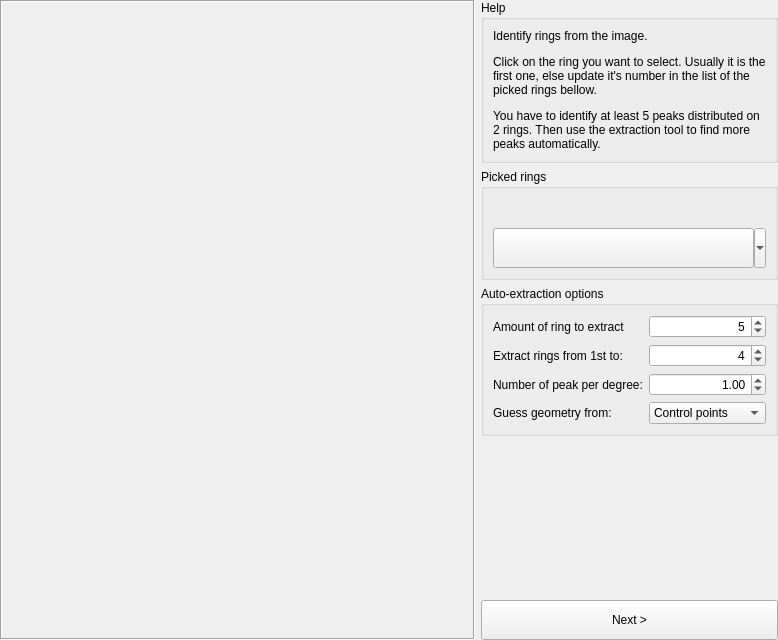
Old version of the form pyFAI/resources/gui/calibration-peakpicking.ui in the repository silx-kit/pyFAI.
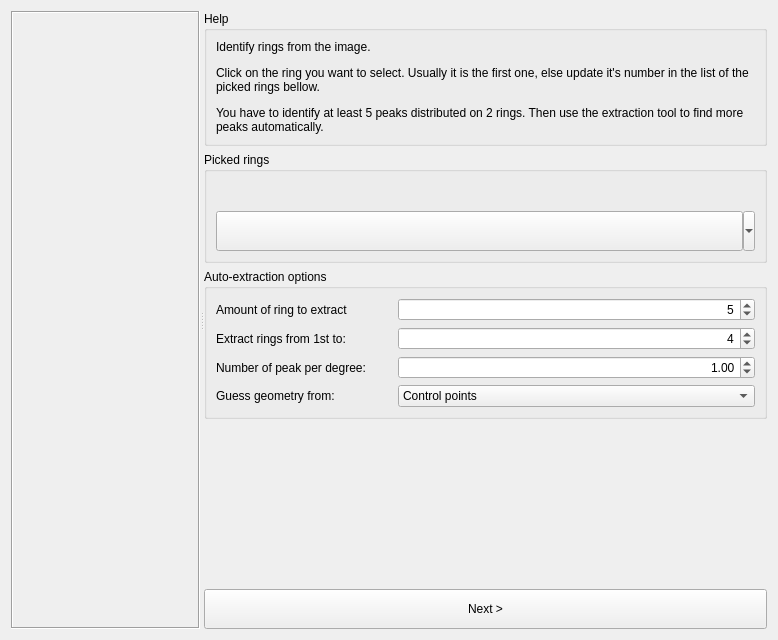
New version of the form. Custom widgets are drawn as their Qt base class.

What changed in the file:
```diff
--- a/pyFAI/resources/gui/calibration-peakpicking.ui
+++ b/pyFAI/resources/gui/calibration-peakpicking.ui
@@ -13,11 +13,12 @@
   <property name="windowTitle">
    <string>Peak picking</string>
   </property>
-  <layout class="QHBoxLayout" name="horizontalLayout" stretch="1,0">
-   <property name="margin">
-    <number>0</number>
-   </property>
+  <layout class="QHBoxLayout" name="horizontalLayout">
    <item>
+    <widget class="QSplitter" name="splitter">
+     <property name="orientation">
+      <enum>Qt::Horizontal</enum>
+     </property>
     <widget class="QFrame" name="_plotHolder">
      <property name="frameShape">
       <enum>QFrame::Box</enum>
@@ -29,8 +30,6 @@
       <number>1</number>
      </property>
     </widget>
-   </item>
-   <item>
     <widget class="QWidget" name="widget" native="true">
      <layout class="QVBoxLayout" name="verticalLayout_3" stretch="0,0,0,0,0">
       <property name="margin">
@@ -239,6 +238,7 @@
        </widget>
       </item>
      </layout>
+     </widget>
     </widget>
    </item>
   </layout>
```
Left out of the diff: 2 changed lines with no effect on the pictures. Lines whose indentation alone changed are shown as unchanged.
